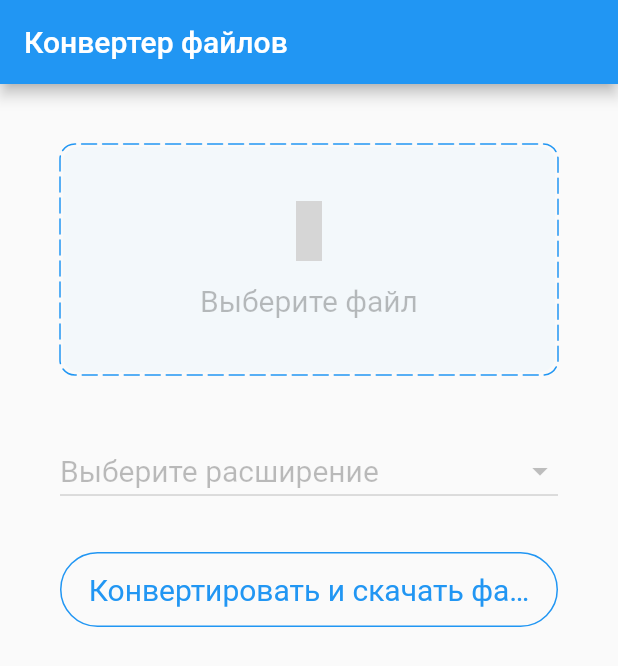
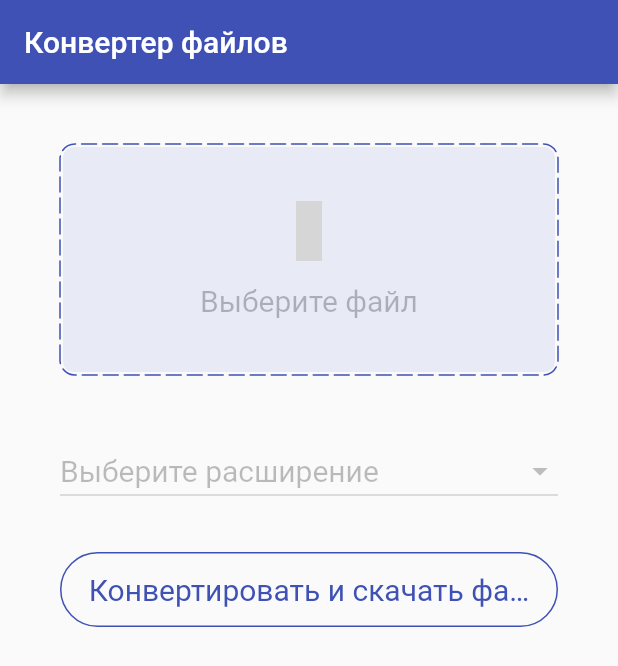
Before and after one commit to slavicksnegirev/File-converter, a Flutter app: the screen it shows after launch, on a phone screen of 412 x 824 dp. Shown: the top 666 px of the screen. Run offline on Flutter 3.47's test engine with Material 2 defaults, Android fonts, the phone set to English and light mode, and no system bars; drawn by our look-alikes of dotted_border; our stand-ins replace bloc, file_picker, flutter_bloc, iconsax; missing offline and left inert: cloudconvert_client; grey boxes are pictures that could not be loaded.

Commit message:
fix color

```diff
--- a/lib/pages/desktop_ui.dart
+++ b/lib/pages/desktop_ui.dart
@@ -45,8 +45,8 @@ class DesktopLayout extends StatelessWidget {
                           width: double.infinity,
                           height: 150,
                           decoration: BoxDecoration(
-                            color: Colors.blue.shade50.withOpacity(.3),
-                            borderRadius: BorderRadius.circular(10),
+                            color: Colors.blue.shade50.withOpacity(1.0),
+                            borderRadius: BorderRadius.circular(7),
                           ),
                           child: Column(
                             mainAxisAlignment: MainAxisAlignment.center,
--- a/lib/pages/mobile_ui.dart
+++ b/lib/pages/mobile_ui.dart
@@ -22,7 +22,9 @@ class MobileLayout extends StatelessWidget {
           return Scaffold(
             appBar: AppBar(
               title: const Text('Конвертер файлов'),
+              backgroundColor: Colors.indigo,
             ),
+            //backgroundColor: Colors.,
             body: Center(
               child: Column(
                 mainAxisAlignment: MainAxisAlignment.start,
@@ -41,20 +43,20 @@ class MobileLayout extends StatelessWidget {
                         radius: const Radius.circular(10),
                         dashPattern: const [10, 4],
                         strokeCap: StrokeCap.round,
-                        color: Colors.blue,
+                        color: Colors.indigo,
                         child: Container(
                           width: double.infinity,
                           height: 150,
                           decoration: BoxDecoration(
-                            color: Colors.blue.shade50.withOpacity(.3),
-                            borderRadius: BorderRadius.circular(10),
+                            color: Colors.indigo.shade50.withOpacity(1.0),
+                            borderRadius: BorderRadius.circular(7),
                           ),
                           child: Column(
                             mainAxisAlignment: MainAxisAlignment.center,
                             children: const [
                               Icon(
                                 Iconsax.folder_open,
-                                color: Colors.blue,
+                                color: Colors.indigo,
                                 size: 40,
                               ),
                               SizedBox(
@@ -227,7 +229,7 @@ class MobileLayout extends StatelessWidget {
         shape: const StadiumBorder(),
         side: const BorderSide(
           width: 1,
-          color: Colors.blue,
+          color: Colors.indigo,
         ),
       ),
       onPressed: () async {
@@ -250,6 +252,7 @@ class MobileLayout extends StatelessWidget {
         style: TextStyle(
           fontSize: 20,
           fontWeight: FontWeight.normal,
+          color: Colors.indigo,
         ),
       ),
     );
@@ -258,7 +261,7 @@ class MobileLayout extends StatelessWidget {
   // ignore: non_constant_identifier_names
   Widget LoadingButton(ButtonState buttonState) {
     final color =
-        buttonState == ButtonState.download ? Colors.green : Colors.blue;
+        buttonState == ButtonState.download ? Colors.green : Colors.indigo;
     return Container(
       decoration: BoxDecoration(
         shape: BoxShape.circle,
```
